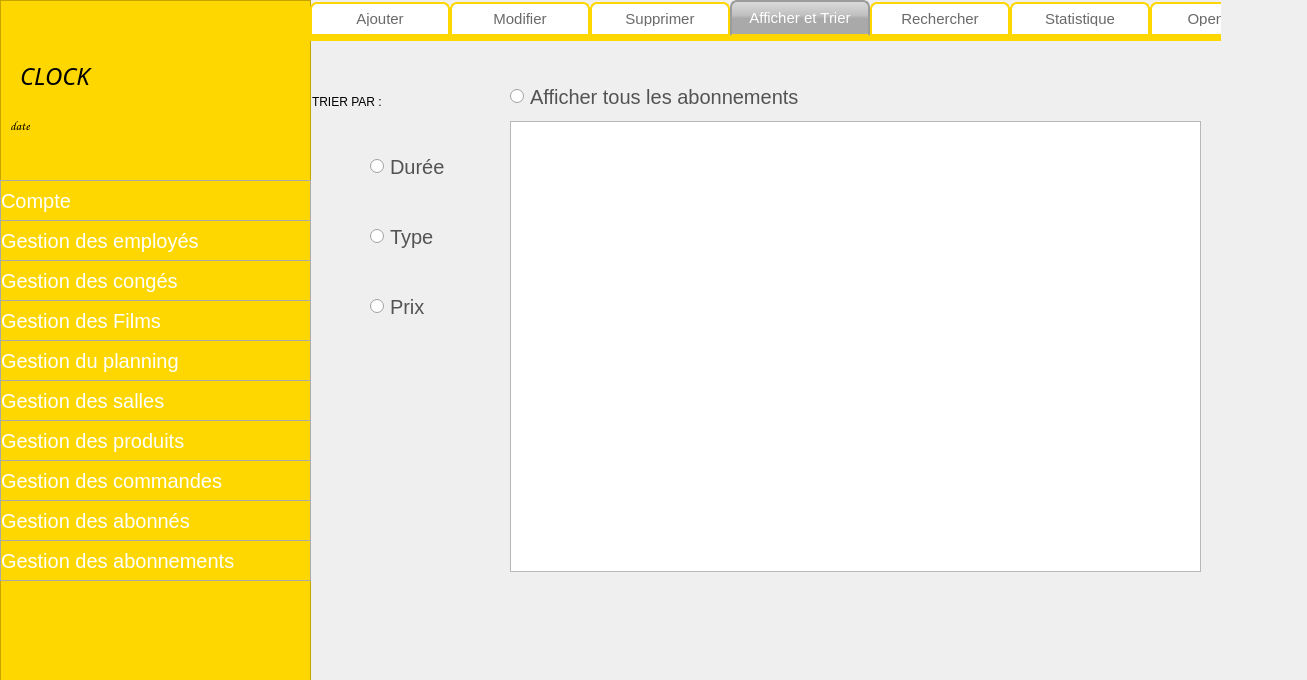
First picture: the form in gestionabonne.ui, repository Wassim-Aloui/Smart_Cinema, before the edit.
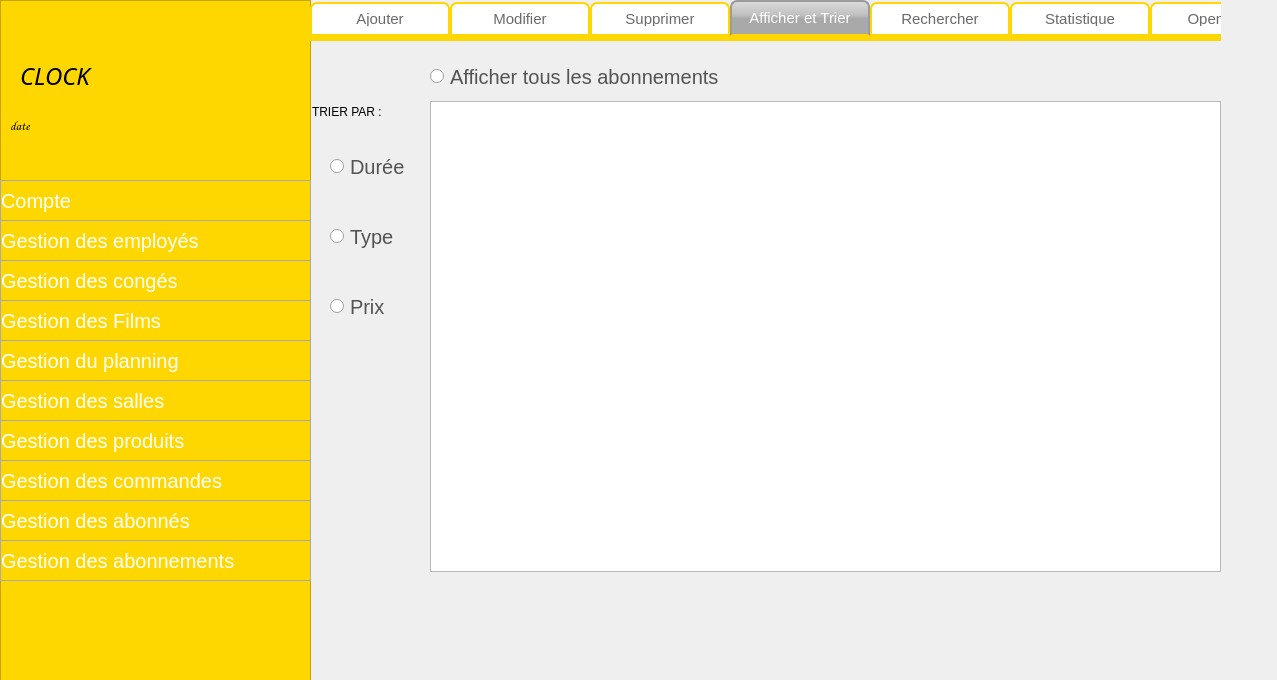
Second picture: the form after the edit. The open tabs and pages were chosen to show the change. Icons and pictures are not drawn.

```diff
--- a/gestionabonne.ui
+++ b/gestionabonne.ui
@@ -6,7 +6,7 @@
    <rect>
     <x>0</x>
     <y>0</y>
-    <width>1307</width>
+    <width>1277</width>
     <height>680</height>
    </rect>
   </property>
@@ -7572,10 +7572,10 @@
       <widget class="QTableView" name="tab_abonnement">
        <property name="geometry">
         <rect>
-         <x>200</x>
-         <y>80</y>
-         <width>691</width>
-         <height>451</height>
+         <x>120</x>
+         <y>60</y>
+         <width>791</width>
+         <height>471</height>
         </rect>
        </property>
        <property name="styleSheet">
@@ -7588,9 +7588,9 @@
        <property name="geometry">
         <rect>
          <x>0</x>
-         <y>0</y>
+         <y>40</y>
          <width>121</width>
-         <height>121</height>
+         <height>61</height>
         </rect>
        </property>
        <property name="lineWidth">
@@ -7621,7 +7621,7 @@
       <widget class="QRadioButton" name="radioButton_4">
        <property name="geometry">
         <rect>
-         <x>60</x>
+         <x>20</x>
          <y>110</y>
          <width>191</width>
          <height>31</height>
@@ -7647,7 +7647,7 @@
       <widget class="QRadioButton" name="prixButton">
        <property name="geometry">
         <rect>
-         <x>60</x>
+         <x>20</x>
          <y>250</y>
          <width>191</width>
          <height>31</height>
@@ -7673,7 +7673,7 @@
       <widget class="QRadioButton" name="typeButton">
        <property name="geometry">
         <rect>
-         <x>60</x>
+         <x>20</x>
          <y>180</y>
          <width>191</width>
          <height>31</height>
@@ -7699,8 +7699,8 @@
       <widget class="QRadioButton" name="afficher_abonnement_4">
        <property name="geometry">
         <rect>
-         <x>200</x>
-         <y>40</y>
+         <x>120</x>
+         <y>20</y>
          <width>321</width>
          <height>31</height>
         </rect>
```
Left out of the diff: 54 changed lines with no effect on the pictures.
